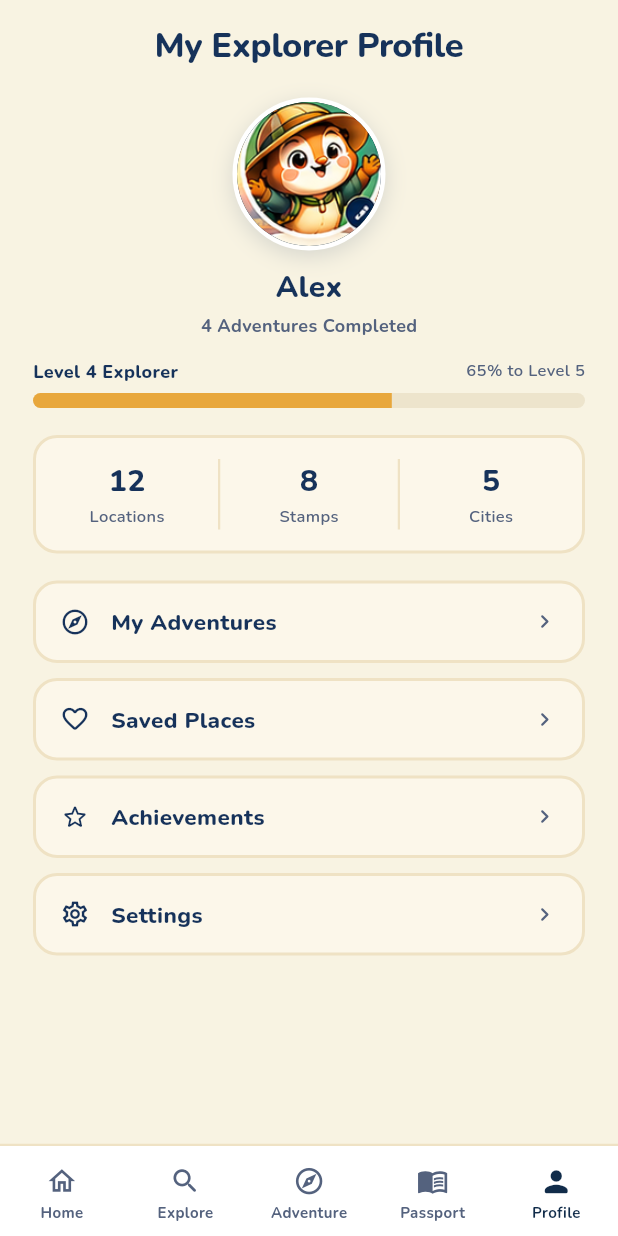
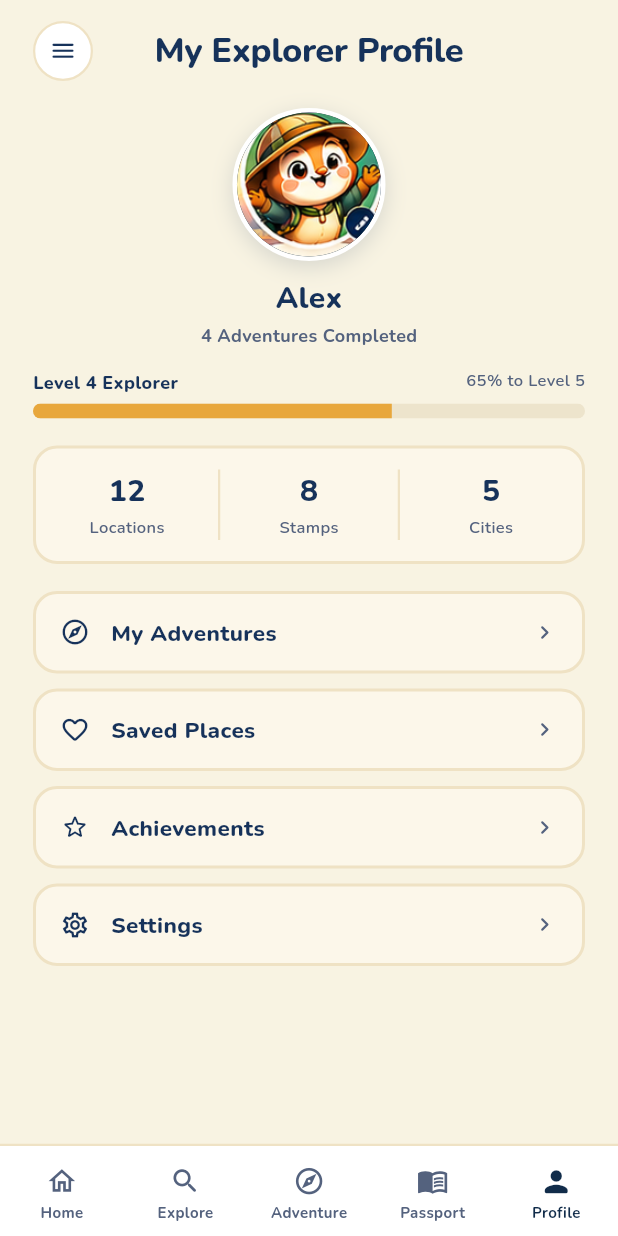
Before and after one commit to pratikHan/MysteryTravel, a Flutter app: the ProfileScreen screen opened by its route, on a phone screen of 412 x 824 dp. Run offline on Flutter 3.47's test engine with Material 3 defaults, Android fonts, the phone set to English and light mode, and no system bars; our stand-ins replace audioplayers, go_router, google_fonts, lottie.

Commit message:
Side Menu ☰ on every tab screen; trail options become ⋯
Co-Authored-By: Claude Opus 5.5 <noreply@anthropic.com>

```diff
--- a/app/lib/screens/explore/explore_screen.dart
+++ b/app/lib/screens/explore/explore_screen.dart
@@ -9,6 +9,7 @@ import '../../widgets/app_text.dart';
 import '../../widgets/buttons.dart';
 import '../../widgets/motion_widgets.dart';
 import '../../widgets/toast.dart';
+import '../../widgets/menu_button.dart';
 import 'city_scene.dart';
 
 /// Explore grid with chip filters (source: explore.dc.html), under an
@@ -48,6 +49,8 @@ class _ExploreScreenState extends State<ExploreScreen> {
               child: Row(
                 crossAxisAlignment: CrossAxisAlignment.start,
                 children: [
+                  const MenuButton(),
+                  const SizedBox(width: AppSpace.s),
                   const SpeechBubble(
                     'What kind of adventure are you in the mood for?',
                   ),
--- a/app/lib/screens/profile/profile_screen.dart
+++ b/app/lib/screens/profile/profile_screen.dart
@@ -7,6 +7,7 @@ import '../../theme/tokens.dart';
 import '../../widgets/app_text.dart';
 import '../../widgets/motion_widgets.dart';
 import '../../widgets/toast.dart';
+import '../../widgets/menu_button.dart';
 
 /// Profile with animating XP bar, stats, and menu (source: profile.dc.html
 /// plus the richer XP-bar variant from 24_profile.png).
@@ -24,7 +25,14 @@ class ProfileScreen extends StatelessWidget {
               horizontal: AppSpace.prefsGutter, vertical: AppSpace.l),
           physics: const BouncingScrollPhysics(),
           children: [
-            Center(child: AppText('My Explorer Profile', AppType.pageTitle)),
+            Stack(
+              alignment: Alignment.center,
+              children: [
+                const Align(
+                    alignment: Alignment.centerLeft, child: MenuButton()),
+                AppText('My Explorer Profile', AppType.pageTitle),
+              ],
+            ),
             const SizedBox(height: AppSpace.xl),
             Center(
               child: Container(
--- /dev/null
+++ b/app/lib/widgets/menu_button.dart
@@ -0,0 +1,21 @@
+import 'package:flutter/material.dart';
+import 'package:go_router/go_router.dart';
+
+import 'buttons.dart';
+
+/// The ☰ that opens the Side Menu (`/menu`). Shared by every tab screen
+/// so the menu is reachable from anywhere in the shell; ☰ always means
+/// this menu (screen-local option sheets use ⋯ instead).
+class MenuButton extends StatelessWidget {
+  const MenuButton({super.key, this.onDark = false});
+
+  final bool onDark;
+
+  @override
+  Widget build(BuildContext context) => CircleIconButton(
+        icon: Icons.menu_rounded,
+        onDark: onDark,
+        semanticLabel: 'Open menu',
+        onTap: () => context.push('/menu'),
+      );
+}
```
Also changed, not shown: app/lib/screens/adventure/adventure_path_screen.dart (+4 -7 lines), app/lib/screens/home/home_screen.dart (+3 -19 lines), app/lib/screens/passport/passport_screen.dart (+13 -1 lines), 1 other file.
